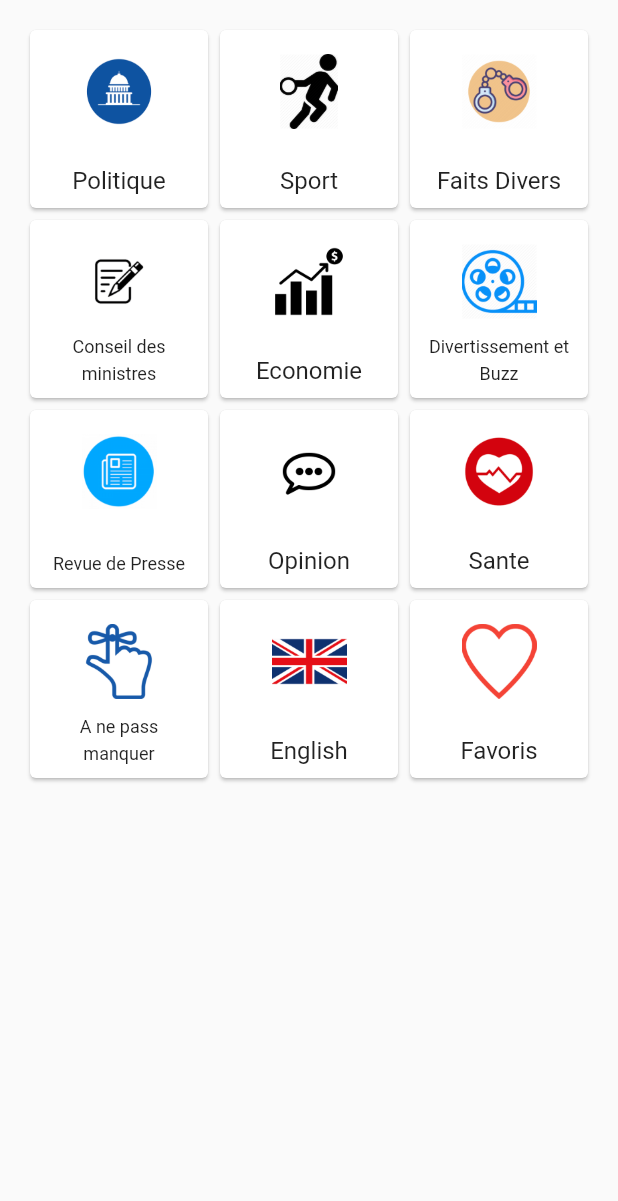
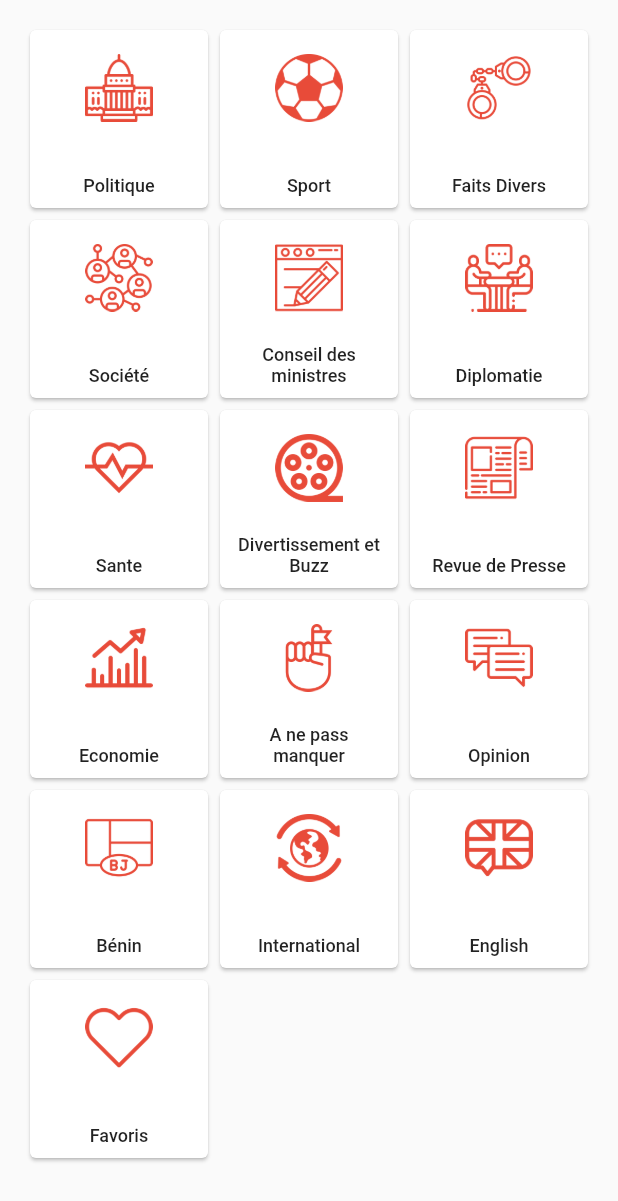
Before and after one commit to l3lackcurtains/flutter-for-wordpress-app, a Flutter app: what searchBoxes() shows on an empty page, opened directly, on a phone screen of 412 x 824 dp. Shown: the top 1201 px of the screen. Run offline on Flutter 3.47's test engine with Material 2 defaults, Android fonts, the light colour scheme and no system bars; our stand-ins replace dio, flutter_html, flutter_widget_from_html, share, sqflite; missing offline and left inert: loading; accounts and stored records are empty; network calls fail; project files that could hold a hidden picture were left out.

Commit message:
Updated icons

```diff
--- a/lib/pages/search.dart
+++ b/lib/pages/search.dart
@@ -170,7 +170,11 @@ class _SearchState extends State<Search> {
       builder: (context, articleSnapshot) {
         if (articleSnapshot.hasData) {
           if (articleSnapshot.data.length == 0) {
-            return searchBoxes(context);
+            return Column(
+              children: <Widget>[
+                searchBoxes(context),
+              ],
+            );
           }
           return Column(
             children: <Widget>[
--- a/lib/widgets/searchBoxes.dart
+++ b/lib/widgets/searchBoxes.dart
@@ -1,11 +1,10 @@
 import 'package:flutter/material.dart';
 
 Widget searchBoxes(BuildContext context) {
-  return Container(
+  return GridView.count(
     padding: EdgeInsets.all(16),
-    width: MediaQuery.of(context).size.width,
-    height: MediaQuery.of(context).size.height,
-    child: GridView.count(
+    shrinkWrap: true,
+    physics: ScrollPhysics(),
     crossAxisCount: 3,
     children: <Widget>[
       Card(
@@ -15,59 +14,17 @@ Widget searchBoxes(BuildContext context) {
             children: <Widget>[
               SizedBox(
                   width: 100,
-                    height: 50,
+                  height: 45,
                   child: Image.asset("assets/boxed/politic.png")),
               Spacer(),
-                Text("Politique")
-              ],
+              Text(
+                "Politique",
+                textAlign: TextAlign.center,
+                style: TextStyle(
+                  fontSize: 12,
+                  height: 1.2,
+                  fontWeight: FontWeight.w500,
                 ),
-          ),
-        ),
-        Card(
-          child: Container(
-            padding: EdgeInsets.fromLTRB(8, 16, 8, 8),
-            child: Column(
-              children: <Widget>[
-                SizedBox(
-                    width: 100,
-                    height: 50,
-                    child: Image.asset("assets/boxed/sport.png")),
-                Spacer(),
-                Text("Sport")
-              ],
-            ),
-          ),
-        ),
-        Card(
-          child: Container(
-            padding: EdgeInsets.fromLTRB(8, 16, 8, 8),
-            child: Column(
-              children: <Widget>[
-                SizedBox(
-                    width: 100,
-                    height: 50,
-                    child: Image.asset("assets/boxed/faits-divers.png")),
-                Spacer(),
-                Text("Faits Divers"),
-              ],
-            ),
-          ),
-        ),
-        Card(
-          child: Container(
-            padding: EdgeInsets.fromLTRB(8, 16, 8, 8),
-            child: Column(
-              children: <Widget>[
-                SizedBox(
-                    width: 100,
-                    height: 50,
-                    child:
-                        Image.asset("assets/boxed/conseil-des-ministres.png")),
-                Spacer(),
-                Text(
-                  "Conseil des ministres",
-                  textAlign: TextAlign.center,
-                  style: TextStyle(fontSize: 12),
               )
             ],
           ),
@@ -80,28 +37,17 @@ Widget searchBoxes(BuildContext context) {
             children: <Widget>[
               SizedBox(
                   width: 100,
-                    height: 50,
-                    child: Image.asset("assets/boxed/economie.png")),
-                Spacer(),
-                Text("Economie")
-              ],
-            ),
-          ),
-        ),
-        Card(
-          child: Container(
-            padding: EdgeInsets.fromLTRB(8, 16, 8, 8),
-            child: Column(
-              children: <Widget>[
-                SizedBox(
-                    width: 100,
-                    height: 50,
-                    child: Image.asset("assets/boxed/buzz.png")),
+                  height: 45,
+                  child: Image.asset("assets/boxed/sport.png")),
               Spacer(),
               Text(
-                  "Divertissement et Buzz",
+                "Sport",
                 textAlign: TextAlign.center,
-                  style: TextStyle(fontSize: 12),
+                style: TextStyle(
+                  fontSize: 12,
+                  height: 1.2,
+                  fontWeight: FontWeight.w500,
+                ),
               )
             ],
           ),
@@ -114,13 +60,40 @@ Widget searchBoxes(BuildContext context) {
             children: <Widget>[
               SizedBox(
                   width: 100,
-                    height: 50,
-                    child: Image.asset("assets/boxed/revue-de-presse.png")),
+                  height: 45,
+                  child: Image.asset("assets/boxed/faits-divers.png")),
               Spacer(),
               Text(
-                  "Revue de Presse",
+                "Faits Divers",
                 textAlign: TextAlign.center,
-                  style: TextStyle(fontSize: 12),
+                style: TextStyle(
+                  fontSize: 12,
+                  height: 1.2,
+                  fontWeight: FontWeight.w500,
+                ),
+              ),
+            ],
+          ),
+        ),
+      ),
+      Card(
+        child: Container(
+          padding: EdgeInsets.fromLTRB(8, 16, 8, 8),
+          child: Column(
+            children: <Widget>[
+              SizedBox(
+                  width: 100,
+                  height: 45,
+                  child: Image.asset("assets/boxed/society.png")),
+              Spacer(),
+              Text(
+                "Société",
+                textAlign: TextAlign.center,
+                style: TextStyle(
+                  fontSize: 12,
+                  height: 1.2,
+                  fontWeight: FontWeight.w500,
+                ),
               )
             ],
           ),
@@ -133,10 +106,18 @@ Widget searchBoxes(BuildContext context) {
             children: <Widget>[
               SizedBox(
                   width: 100,
-                    height: 50,
-                    child: Image.asset("assets/boxed/opinion.png")),
+                  height: 45,
+                  child: Image.asset("assets/boxed/conseil-des-ministres.png")),
               Spacer(),
-                Text("Opinion"),
+              Text(
+                "Conseil des ministres",
+                textAlign: TextAlign.center,
+                style: TextStyle(
+                  fontSize: 12,
+                  height: 1.2,
+                  fontWeight: FontWeight.w500,
+                ),
+              )
             ],
           ),
         ),
@@ -148,10 +129,18 @@ Widget searchBoxes(BuildContext context) {
             children: <Widget>[
               SizedBox(
                   width: 100,
-                    height: 50,
-                    child: Image.asset("assets/boxed/sante.png")),
+                  height: 45,
+                  child: Image.asset("assets/boxed/diplomatie.png")),
               Spacer(),
-                Text("Sante"),
+              Text(
+                "Diplomatie",
+                textAlign: TextAlign.center,
+                style: TextStyle(
+                  fontSize: 12,
+                  height: 1.2,
+                  fontWeight: FontWeight.w500,
+                ),
+              )
             ],
           ),
         ),
@@ -163,11 +152,18 @@ Widget searchBoxes(BuildContext context) {
             children: <Widget>[
               SizedBox(
                   width: 100,
-                    height: 50,
-                    child: Image.asset("assets/boxed/A-ne-pas-manquer.png")),
+                  height: 45,
+                  child: Image.asset("assets/boxed/sante.png")),
               Spacer(),
-                Text("A ne pass manquer",
-                    textAlign: TextAlign.center, style: TextStyle(fontSize: 12))
+              Text(
+                "Sante",
+                textAlign: TextAlign.center,
+                style: TextStyle(
+                  fontSize: 12,
+                  height: 1.2,
+                  fontWeight: FontWeight.w500,
+                ),
+              ),
             ],
           ),
         ),
@@ -179,10 +175,18 @@ Widget searchBoxes(BuildContext context) {
             children: <Widget>[
               SizedBox(
                   width: 100,
-                    height: 50,
-                    child: Image.asset("assets/boxed/English.png")),
+                  height: 45,
+                  child: Image.asset("assets/boxed/buzz.png")),
               Spacer(),
-                Text("English"),
+              Text(
+                "Divertissement et Buzz",
+                textAlign: TextAlign.center,
+                style: TextStyle(
+                  fontSize: 12,
+                  height: 1.2,
+                  fontWeight: FontWeight.w500,
+                ),
+              )
             ],
           ),
         ),
@@ -194,15 +198,183 @@ Widget searchBoxes(BuildContext context) {
             children: <Widget>[
               SizedBox(
                   width: 100,
-                    height: 50,
+                  height: 45,
+                  child: Image.asset("assets/boxed/revue-de-presse.png")),
+              Spacer(),
+              Text(
+                "Revue de Presse",
+                textAlign: TextAlign.center,
+                style: TextStyle(
+                  fontSize: 12,
+                  height: 1.2,
+                  fontWeight: FontWeight.w500,
+                ),
+              )
+            ],
+          ),
+        ),
+      ),
+      Card(
+        child: Container(
+          padding: EdgeInsets.fromLTRB(8, 16, 8, 8),
+          child: Column(
+            children: <Widget>[
+              SizedBox(
+                  width: 100,
+                  height: 45,
+                  child: Image.asset("assets/boxed/economie.png")),
+              Spacer(),
+              Text(
+                "Economie",
+                textAlign: TextAlign.center,
+                style: TextStyle(
+                  fontSize: 12,
+                  height: 1.2,
+                  fontWeight: FontWeight.w500,
+                ),
+              )
+            ],
+          ),
+        ),
+      ),
+      Card(
+        child: Container(
+          padding: EdgeInsets.fromLTRB(8, 16, 8, 8),
+          child: Column(
+            children: <Widget>[
+              SizedBox(
+                  width: 100,
+                  height: 45,
+                  child: Image.asset("assets/boxed/A-ne-pas-manquer.png")),
+              Spacer(),
+              Text(
+                "A ne pass manquer",
+                textAlign: TextAlign.center,
+                style: TextStyle(
+                  fontSize: 12,
+                  height: 1.2,
+                  fontWeight: FontWeight.w500,
+                ),
+              )
+            ],
+          ),
+        ),
+      ),
+      Card(
+        child: Container(
+          padding: EdgeInsets.fromLTRB(8, 16, 8, 8),
+          child: Column(
+            children: <Widget>[
+              SizedBox(
+                  width: 100,
+                  height: 45,
+                  child: Image.asset("assets/boxed/opinion.png")),
+              Spacer(),
+              Text(
+                "Opinion",
+                textAlign: TextAlign.center,
+                style: TextStyle(
+                  fontSize: 12,
+                  height: 1.2,
+                  fontWeight: FontWeight.w500,
+                ),
+              ),
+            ],
+          ),
+        ),
+      ),
+      Card(
+        child: Container(
+          padding: EdgeInsets.fromLTRB(8, 16, 8, 8),
+          child: Column(
+            children: <Widget>[
+              SizedBox(
+                  width: 100,
+                  height: 45,
+                  child: Image.asset("assets/boxed/benin.png")),
+              Spacer(),
+              Text(
+                "Bénin",
+                textAlign: TextAlign.center,
+                style: TextStyle(
+                  fontSize: 12,
+                  height: 1.2,
+                  fontWeight: FontWeight.w500,
+                ),
+              ),
+            ],
+          ),
+        ),
+      ),
+      Card(
+        child: Container(
+          padding: EdgeInsets.fromLTRB(8, 16, 8, 8),
+          child: Column(
+            children: <Widget>[
+              SizedBox(
+                  width: 100,
+                  height: 45,
+                  child: Image.asset("assets/boxed/international.png")),
+              Spacer(),
+              Text(
+                "International",
+                textAlign: TextAlign.center,
+                style: TextStyle(
+                  fontSize: 12,
+                  height: 1.2,
+                  fontWeight: FontWeight.w500,
+                ),
+              ),
+            ],
+          ),
+        ),
+      ),
+      Card(
+        child: Container(
+          padding: EdgeInsets.fromLTRB(8, 16, 8, 8),
+          child: Column(
+            children: <Widget>[
+              SizedBox(
+                  width: 100,
+                  height: 45,
+                  child: Image.asset("assets/boxed/English.png")),
+              Spacer(),
+              Text(
+                "English",
+                textAlign: TextAlign.center,
+                style: TextStyle(
+                  fontSize: 12,
+                  height: 1.2,
+                  fontWeight: FontWeight.w500,
+                ),
+              ),
+            ],
+          ),
+        ),
+      ),
+      Card(
+        child: Container(
+          padding: EdgeInsets.fromLTRB(8, 16, 8, 8),
+          child: Column(
+            children: <Widget>[
+              SizedBox(
+                  width: 100,
+                  height: 45,
                   child: Image.asset("assets/boxed/favoris.png")),
               Spacer(),
-                Text("Favoris"),
+              Text(
+                "Favoris",
+                textAlign: TextAlign.center,
+                style: TextStyle(
+                  fontSize: 12,
+                  height: 1.2,
+                  fontWeight: FontWeight.w500,
+                ),
+              ),
             ],
           ),
         ),
       ),
     ],
-    ),
   );
 }
--- a/pubspec.yaml
+++ b/pubspec.yaml
@@ -97,6 +97,10 @@ flutter:
     - assets/boxed/revue-de-presse.png
     - assets/boxed/sante.png
     - assets/boxed/sport.png
+    - assets/boxed/benin.png
+    - assets/boxed/society.png
+    - assets/boxed/international.png
+    - assets/boxed/diplomatie.png
 
 
   fonts:
```
Also changed, not shown: assets/boxed/A-ne-pas-manquer.png, assets/boxed/English.png, assets/boxed/benin.png (added), assets/boxed/buzz.png, assets/boxed/conseil-des-ministres.png, assets/boxed/diplomatie.png (added), assets/boxed/economie.png, assets/boxed/faits-divers.png, assets/boxed/favoris.png, assets/boxed/international.png (added), assets/boxed/opinion.png, assets/boxed/politic.png, assets/boxed/revue-de-presse.png, assets/boxed/sante.png, 2 more files. Lines whose indentation alone changed are shown as unchanged.
